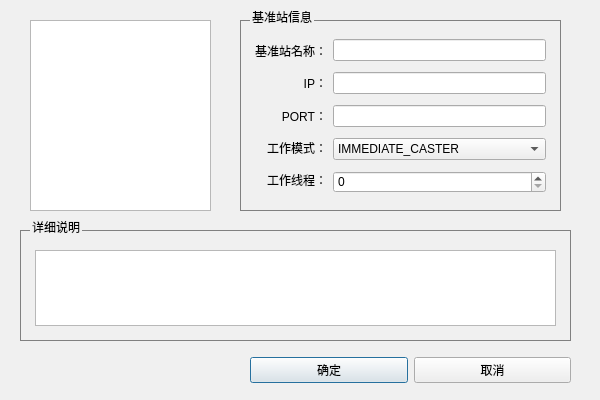
Above: dialog/add_standardstation_dialog.ui from yanghang8612/SMAMMainUI before the change. Below: the same form after it.
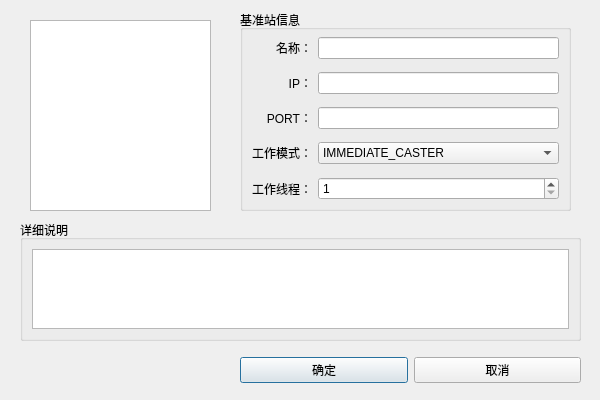
That is the form after the change.

Commit message: When user edit the config xml file, system will check their inputs. Add some other elements to the main monitor widget.

The edit to the form file:
```diff
--- a/dialog/add_standardstation_dialog.ui
+++ b/dialog/add_standardstation_dialog.ui
@@ -13,23 +13,12 @@
     <height>400</height>
    </rect>
   </property>
-  <property name="windowTitle">
-   <string>Dialog</string>
-  </property>
-  <property name="styleSheet">
-   <string notr="true">QDialog {
-  background-color: rgb(240,240,240);
-}
-* {
-  font: 12px;
-}</string>
-  </property>
   <widget class="QWidget" name="horizontalLayoutWidget">
    <property name="geometry">
     <rect>
-     <x>250</x>
+     <x>240</x>
      <y>350</y>
-     <width>321</width>
+     <width>341</width>
      <height>41</height>
     </rect>
    </property>
@@ -59,43 +48,67 @@
     </item>
    </layout>
   </widget>
+  <widget class="QGroupBox" name="verticalGroupBox">
+   <property name="geometry">
+    <rect>
+     <x>20</x>
+     <y>220</y>
+     <width>561</width>
+     <height>121</height>
+    </rect>
+   </property>
+   <property name="title">
+    <string>详细说明</string>
+   </property>
+   <layout class="QVBoxLayout" name="verticalLayout_3">
+    <item>
+     <widget class="QTextEdit" name="stationDetailEdit"/>
+    </item>
+   </layout>
+  </widget>
+  <widget class="QGraphicsView" name="graphicsView">
+   <property name="geometry">
+    <rect>
+     <x>30</x>
+     <y>20</y>
+     <width>181</width>
+     <height>191</height>
+    </rect>
+   </property>
+  </widget>
   <widget class="QGroupBox" name="groupBox">
    <property name="geometry">
     <rect>
      <x>240</x>
      <y>10</y>
-     <width>321</width>
+     <width>331</width>
      <height>201</height>
     </rect>
    </property>
-   <property name="styleSheet">
-    <string notr="true">QGroupBox {
-  border: 1px solid gray;
-  margin-top: 10px;
-  padding: 5px;
-}
-QGroupBox::title {
-  top: -10px;
-  left: 10px;
-}</string>
-   </property>
    <property name="title">
     <string>基准站信息</string>
    </property>
-   <layout class="QHBoxLayout" name="horizontalLayout_2">
-    <item>
-     <layout class="QVBoxLayout" name="verticalLayout">
-      <property name="spacing">
+   <layout class="QGridLayout" name="gridLayout">
+    <property name="topMargin">
        <number>0</number>
       </property>
-      <item>
+    <property name="bottomMargin">
+     <number>0</number>
+    </property>
+    <item row="0" column="0">
        <widget class="QLabel" name="label">
         <property name="text">
-         <string>基准站名称：</string>
+       <string>名称：</string>
+      </property>
+      <property name="alignment">
+       <set>Qt::AlignRight|Qt::AlignTrailing|Qt::AlignVCenter</set>
         </property>
        </widget>
       </item>
-      <item>
+    <item row="0" column="1">
+     <widget class="QLineEdit" name="stationNameEdit"/>
+    </item>
+    <item row="1" column="0">
        <widget class="QLabel" name="label_2">
         <property name="text">
          <string>IP：</string>
@@ -105,7 +118,14 @@
         </property>
        </widget>
       </item>
-      <item>
+    <item row="1" column="1">
+     <widget class="QLineEdit" name="stationIPEdit">
+      <property name="styleSheet">
+       <string notr="true"/>
+      </property>
+     </widget>
+    </item>
+    <item row="2" column="0">
        <widget class="QLabel" name="label_3">
         <property name="text">
          <string>PORT：</string>
@@ -115,7 +135,10 @@
         </property>
        </widget>
       </item>
-      <item>
+    <item row="2" column="1">
+     <widget class="QLineEdit" name="stationPortEdit"/>
+    </item>
+    <item row="3" column="0">
        <widget class="QLabel" name="label_4">
         <property name="text">
          <string>工作模式：</string>
@@ -125,36 +148,7 @@
         </property>
        </widget>
       </item>
-      <item>
-       <widget class="QLabel" name="label_5">
-        <property name="text">
-         <string>工作线程：</string>
-        </property>
-        <property name="alignment">
-         <set>Qt::AlignRight|Qt::AlignTrailing|Qt::AlignVCenter</set>
-        </property>
-       </widget>
-      </item>
-     </layout>
-    </item>
-    <item>
-     <layout class="QVBoxLayout" name="verticalLayout_2">
-      <property name="spacing">
-       <number>10</number>
-      </property>
-      <property name="topMargin">
-       <number>3</number>
-      </property>
-      <item>
-       <widget class="QLineEdit" name="stationNameEdit"/>
-      </item>
-      <item>
-       <widget class="QLineEdit" name="stationIPEdit"/>
-      </item>
-      <item>
-       <widget class="QLineEdit" name="stationPortEdit"/>
-      </item>
-      <item>
+    <item row="3" column="1">
        <widget class="QComboBox" name="stationModeBox">
         <item>
          <property name="text">
@@ -168,39 +162,22 @@
         </item>
        </widget>
       </item>
-      <item>
-       <widget class="QSpinBox" name="stationThreadCountEdit"/>
-      </item>
-     </layout>
-    </item>
-   </layout>
-  </widget>
-  <widget class="QGroupBox" name="verticalGroupBox">
-   <property name="geometry">
-    <rect>
-     <x>20</x>
-     <y>220</y>
-     <width>551</width>
-     <height>121</height>
-    </rect>
-   </property>
-   <property name="styleSheet">
-    <string notr="true">QGroupBox {
-  border: 1px solid gray;
-  margin-top: 10px;
-  padding: 10px 5px 5px 5px;
-}
-QGroupBox::title {
-  top: -10px;
-  left: 10px;
-}</string>
-   </property>
-   <property name="title">
-    <string>详细说明</string>
-   </property>
-   <layout class="QVBoxLayout" name="verticalLayout_3">
-    <item>
-     <widget class="QTextEdit" name="stationDetailEdit"/>
+    <item row="4" column="0">
+     <widget class="QLabel" name="label_5">
+      <property name="text">
+       <string>工作线程：</string>
+      </property>
+      <property name="alignment">
+       <set>Qt::AlignRight|Qt::AlignTrailing|Qt::AlignVCenter</set>
+      </property>
+     </widget>
+    </item>
+    <item row="4" column="1">
+     <widget class="QSpinBox" name="stationThreadCountEdit">
+      <property name="minimum">
+       <number>1</number>
+      </property>
+     </widget>
     </item>
    </layout>
   </widget>
```
Left out of the diff: 10 changed lines with no effect on the pictures. Lines whose indentation alone changed are shown as unchanged. The commit also changes 54 other files.
